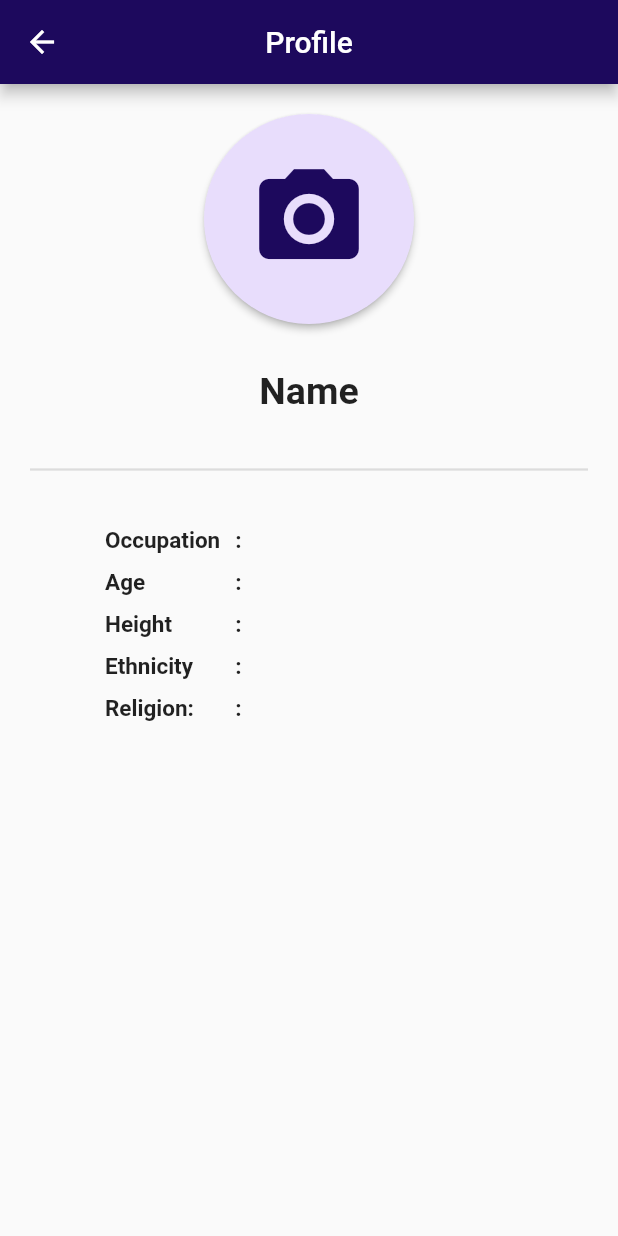
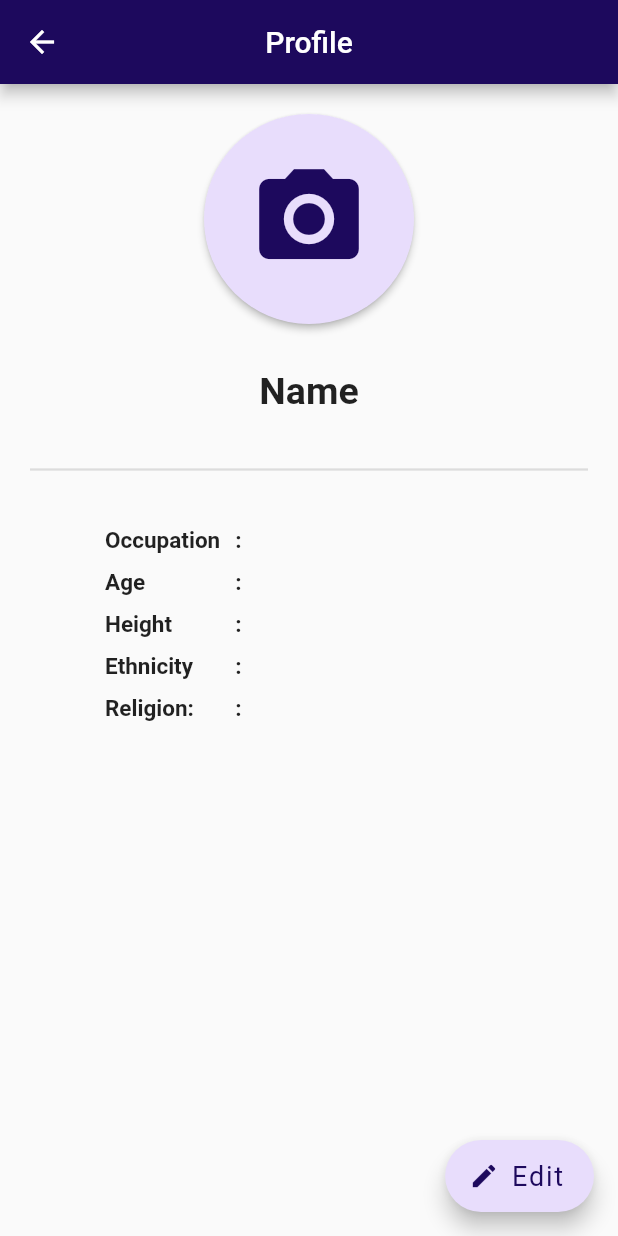
Before and after one commit to IT314-Group-34/IT314_project_34, a Flutter app: the ProfilePage screen opened directly, on a phone screen of 412 x 824 dp. Run offline on Flutter 3.47's test engine with Material 2 defaults, Android fonts, the light colour scheme and no system bars; our stand-ins replace cloud_firestore, firebase_auth, firebase_core, get, google_fonts, google_sign_in and 3 more; missing offline and left inert: card_example; accounts and stored records are empty; key blocks and very long unbroken strings in the code were emptied for the run.

Commit message:
added edit button

```diff
--- a/where_should_you_live/lib/profile.dart
+++ b/where_should_you_live/lib/profile.dart
@@ -21,6 +21,31 @@ class _ProfilePageState extends State<ProfilePage> {
         backgroundColor: Constants.appPurpleColor,
         title: const Text("Profile"),
         centerTitle: true,
+      ),
+      floatingActionButton: FloatingActionButton.extended(
+        backgroundColor: Constants.appLightPurpleColor,
+        onPressed: () async {
+          final result = await Navigator.push(
+              context,
+              MaterialPageRoute(
+                builder: (context) => const EditProfilePage(),
+              ));
+          setState(() {
+            usersEditedData = result;
+          });
+        },
+        label: const Text('Edit',
+            textAlign: TextAlign.center,
+            overflow: TextOverflow.ellipsis,
+            style: TextStyle(
+                fontSize: 18,
+                fontWeight: FontWeight.w400,
+                color: Constants.appPurpleColor)),
+        icon: const Icon(
+          Icons.edit,
+          color: Constants.appPurpleColor,
+          size: 20,
+        ),
       ),
       body: Padding(
         padding: const EdgeInsets.all(20.0),
```
